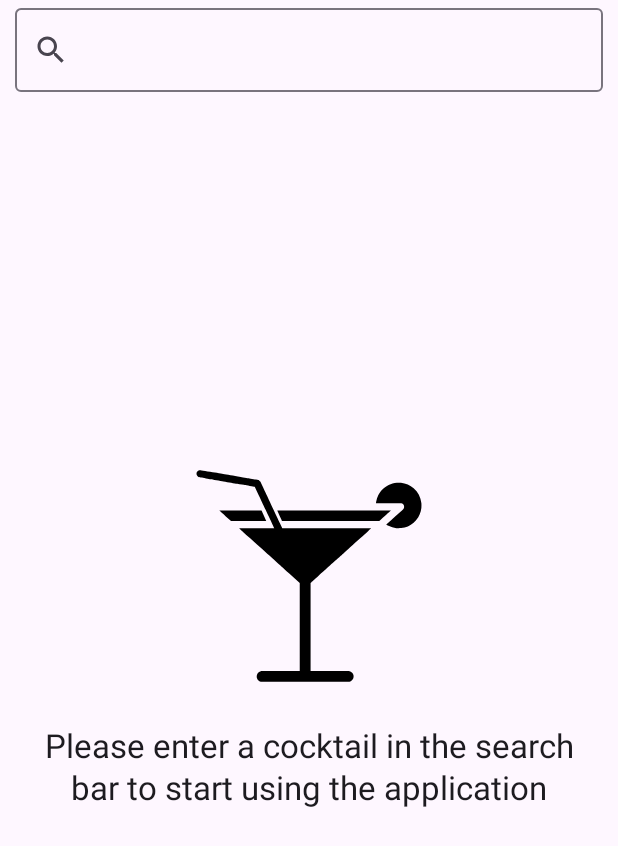
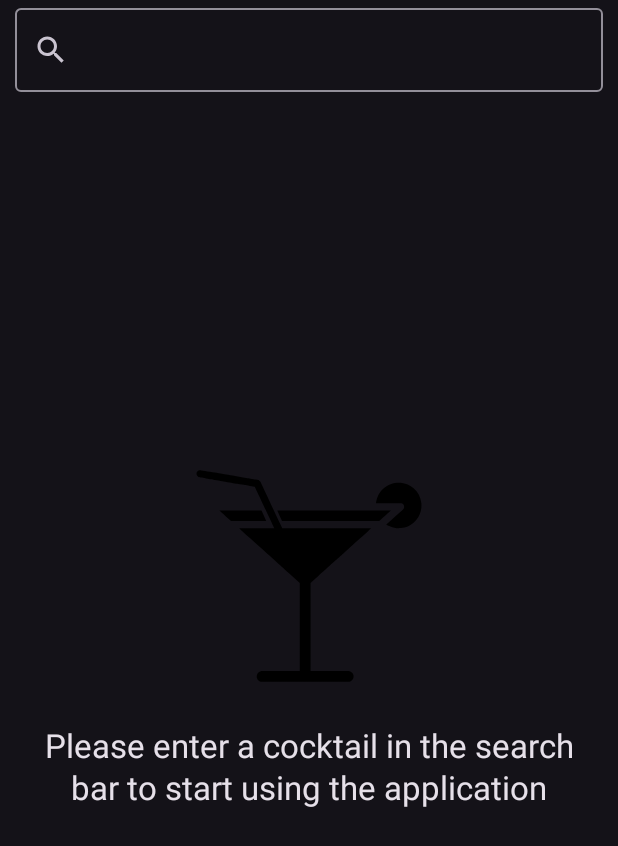
Before and after one commit to lmiotti/meli-challenge, an Android app built with Jetpack Compose: the screen it shows after launch (MainActivity), on a phone screen of 412 x 824 dp. Shown: the top 846 px of the screen. Run offline under Robolectric (Android 15) with nearby library versions, the phone set to English and light mode, and no system bars; our stand-ins replace Dagger/Hilt's generated code.

Commit message:
Colors solved

```diff
--- a/app/src/main/java/com/meli/challenge/presentation/ui/theme/Theme.kt
+++ b/app/src/main/java/com/meli/challenge/presentation/ui/theme/Theme.kt
@@ -8,23 +8,24 @@ import androidx.compose.material3.dynamicDarkColorScheme
 import androidx.compose.material3.dynamicLightColorScheme
 import androidx.compose.material3.lightColorScheme
 import androidx.compose.runtime.Composable
+import androidx.compose.ui.graphics.Color
 import androidx.compose.ui.platform.LocalContext
 
 private val DarkColorScheme = darkColorScheme(
-    primary = Purple80,
-    secondary = PurpleGrey80,
+    primary = Color.White,
+    secondary = Color.Black,
     tertiary = Pink80
 )
 
 private val LightColorScheme = lightColorScheme(
-    primary = Purple40,
-    secondary = PurpleGrey40,
+    primary = Color.Black,
+    secondary = Color.White,
     tertiary = Pink40
 )
 
 @Composable
 fun BootstrapTheme(
-    darkTheme: Boolean = isSystemInDarkTheme(),
+    darkTheme: Boolean = true,//isSystemInDarkTheme(),
     // Dynamic color is available on Android 12+
     dynamicColor: Boolean = false,
     content: @Composable () -> Unit
--- a/app/src/main/java/com/meli/challenge/presentation/ui/view/DetailScreen.kt
+++ b/app/src/main/java/com/meli/challenge/presentation/ui/view/DetailScreen.kt
@@ -148,7 +148,7 @@ fun DetailScreenContent(
                     .padding(horizontal = dimensionResource(id = R.dimen.padding_xl)),
                 verticalAlignment = Alignment.CenterVertically
             ) {
-                BulletItem()
+                BulletItem(MaterialTheme.colorScheme.primary)
                 Text(
                     cocktail.ingredients[it].measure,
                     modifier = Modifier.padding(end = dimensionResource(id = R.dimen.padding_s)),
--- a/app/src/main/java/com/meli/challenge/presentation/ui/view/HomeScreen.kt
+++ b/app/src/main/java/com/meli/challenge/presentation/ui/view/HomeScreen.kt
@@ -87,7 +87,7 @@ fun HomeScreenContent(
                 .padding(paddingValues)
                 .padding(horizontal = dimensionResource(id = R.dimen.padding_m))
                 .padding(top = dimensionResource(id = R.dimen.padding_s))
-                .background(Color.White),
+                .background(MaterialTheme.colorScheme.background),
             columns = GridCells.Fixed(Constants.Home.GRID_CELLS),
             horizontalArrangement = Arrangement.spacedBy(dimensionResource(id = R.dimen.padding_m)),
         ) {
@@ -118,7 +118,7 @@ fun CocktailWelcomeState() {
         Image(
             modifier = Modifier.size(dimensionResource(id = R.dimen.home_welcome_image)),
             painter = painterResource(id = R.drawable.ic_drink),
-            contentDescription = null
+            contentDescription = null,
         )
         Text(
             stringResource(id = R.string.home_welcome),
```
Also changed, not shown: app/src/main/java/com/meli/challenge/presentation/ui/component/BulletItem.kt (+8 -2 lines), app/src/main/java/com/meli/challenge/presentation/ui/component/CocktailCard.kt (+6 -2 lines).
